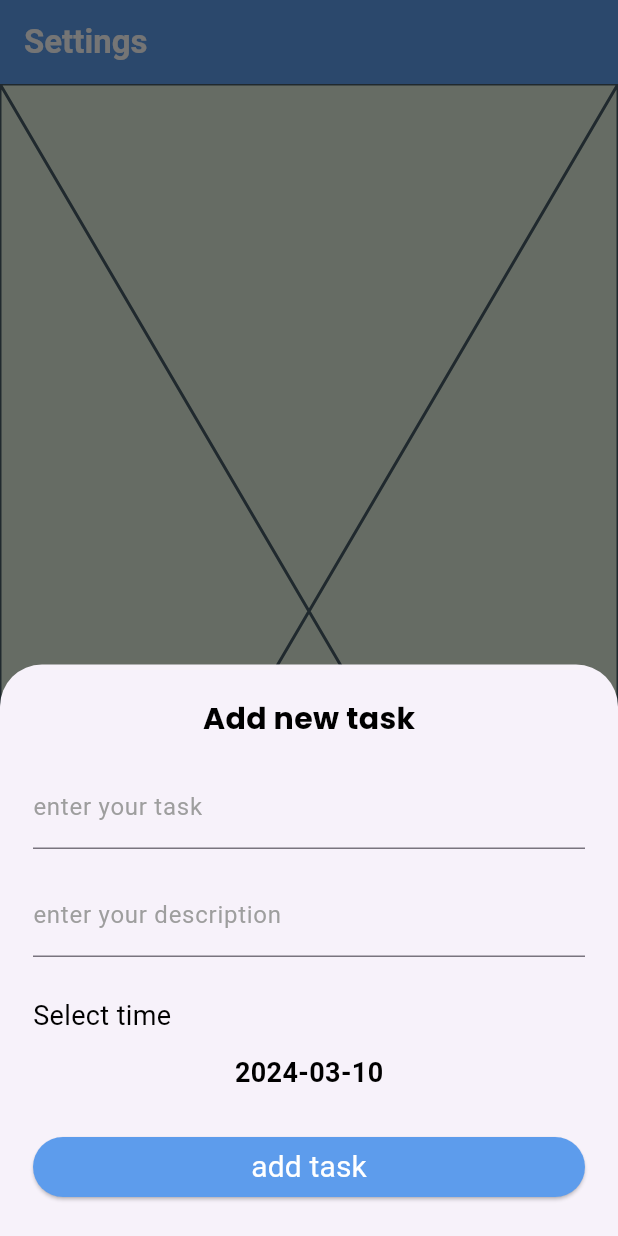
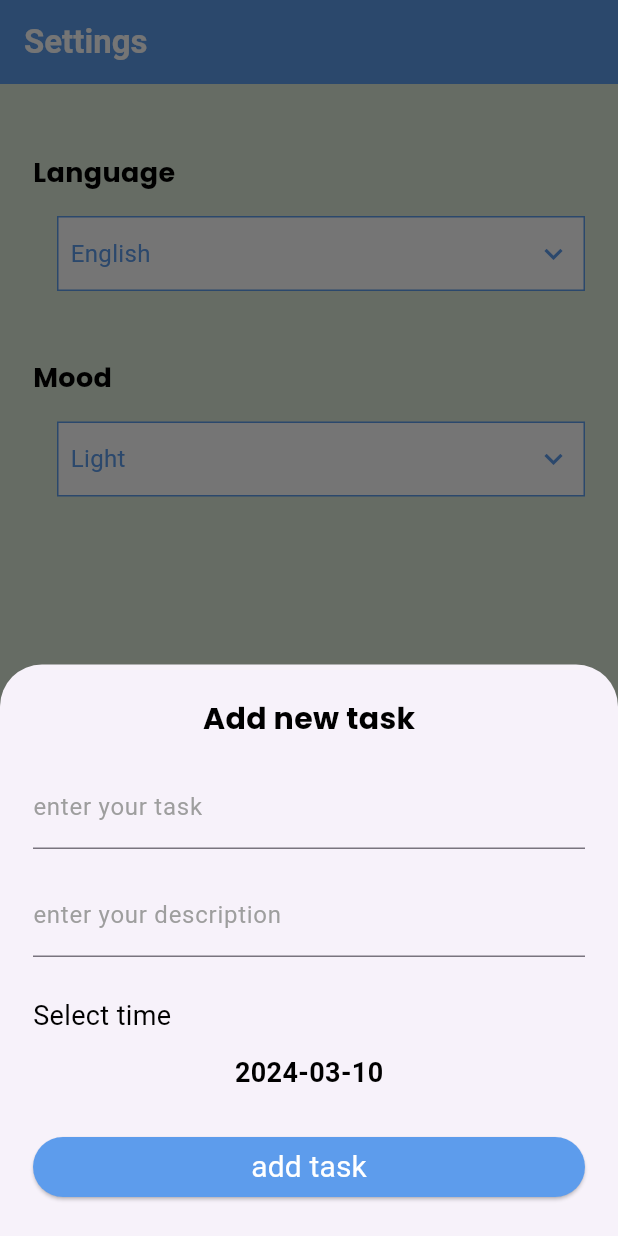
Before and after one commit to mina-saad68/todo_fluttrer, a Flutter app: the screen it shows after launch, item 2 of the bottom bar chosen, after a tap on the "add" icon, on a phone screen of 412 x 824 dp. Run offline on Flutter 3.47's test engine with Material 3 defaults, Android fonts, the phone set to English and light mode, and no system bars; our stand-ins replace date_picker_timeline, flutter_slidable, google_fonts.

Commit message:
settings tab created

```diff
--- a/lib/main.dart
+++ b/lib/main.dart
@@ -1,8 +1,8 @@
 import 'package:flutter/material.dart';
 import 'package:todo_app_flutter/ui/home/home_screen.dart';
-import 'package:todo_app_flutter/ui/settings_tab/settings_tab.dart';
+import 'package:todo_app_flutter/ui/settings/settings_tab.dart';
 import 'package:todo_app_flutter/ui/splash/splash.dart';
-import 'package:todo_app_flutter/ui/todo_list_tab/todo_tab.dart';
+import 'package:todo_app_flutter/ui/todo_list/todo_tab.dart';
 
 void main (){
   runApp(MyApp());
@@ -41,7 +41,7 @@ class MyApp extends StatelessWidget{
         SplashScreen.routeName : (context) => SplashScreen(),
         HomeScreen.routeName : (context) => HomeScreen(),
         ToDoScreen.routeName : (context) => ToDoScreen(),
-        SettingScreen.routeName : (context) => SettingScreen(),
+        SettingsScreen.routeName : (context) => SettingsScreen(),
       },
     );
   }
--- a/lib/ui/home/home_screen.dart
+++ b/lib/ui/home/home_screen.dart
@@ -1,9 +1,9 @@
 import 'package:flutter/material.dart';
 
-import 'package:todo_app_flutter/ui/settings_tab/settings_tab.dart';
-import 'package:todo_app_flutter/ui/todo_list_tab/todo_tab.dart';
 
+import '../settings/settings_tab.dart';
 import '../sheets/add_task_sheet.dart';
+import '../todo_list/todo_tab.dart';
 
 class HomeScreen extends StatefulWidget {
   static const String routeName = 'Homescreen';
@@ -70,6 +70,6 @@ class _HomeScreenState extends State<HomeScreen> {
 
   List<Widget> tabs = [
     ToDoScreen(),
-    SettingScreen(),
+    SettingsScreen(),
   ];
 }
--- /dev/null
+++ b/lib/ui/settings/settings_tab.dart
@@ -0,0 +1,86 @@
+import 'package:flutter/material.dart';
+import 'package:google_fonts/google_fonts.dart';
+
+class SettingsScreen extends StatelessWidget {
+  static const String routeName = 'SettingsScreen';
+
+  const SettingsScreen({super.key});
+
+  @override
+  Widget build(BuildContext context) {
+    return Container(
+      padding: EdgeInsets.symmetric(vertical: 46, horizontal: 22),
+      child: Column(
+        crossAxisAlignment: CrossAxisAlignment.start,
+        children: [
+          Text(
+            'Language',
+            style: GoogleFonts.poppins(
+              textStyle: TextStyle(
+                  color: Colors.black,
+                  fontSize: 18,
+                  fontWeight: FontWeight.w700),
+            ),
+          ),
+          SizedBox(
+            height: 16,
+          ),
+          Container(
+            margin: EdgeInsets.only(left: 16),
+            padding: EdgeInsets.symmetric(horizontal: 8),
+            height: 50,
+            decoration: BoxDecoration(
+                color: Colors.white,
+                border: Border.all(color: Color(0xFF5D9CEC),width: 1)
+            ),
+            child: Row(
+              mainAxisAlignment: MainAxisAlignment.spaceBetween,
+              children: [
+                Text('English',style: TextStyle(fontSize: 16,color: Color(0xff5D9CEC)),),
+                InkWell(
+                    onTap: () {
+                      showModalBottomSheet(context: context, builder: (context) {
+                        return Container();
+                      },);
+                    },
+
+                    child: Icon(Icons.keyboard_arrow_down,color: Color(0xFF5D9CEC),))
+              ],
+            ),
+          ),
+          SizedBox(
+            height: 45,
+          ),
+          Text(
+            'Mood',
+            style: GoogleFonts.poppins(
+              textStyle: TextStyle(
+                  color: Colors.black,
+                  fontSize: 18,
+                  fontWeight: FontWeight.w700),
+            ),
+          ),
+          SizedBox(
+            height: 16,
+          ),
+          Container(
+            margin: EdgeInsets.only(left: 16),
+            padding: EdgeInsets.symmetric(horizontal: 8),
+            height: 50,
+            decoration: BoxDecoration(
+                color: Colors.white,
+                border: Border.all(color: Color(0xFF5D9CEC),width: 1)
+            ),
+            child: Row(
+              mainAxisAlignment: MainAxisAlignment.spaceBetween,
+              children: [
+                Text('Light',style: TextStyle(fontSize: 16,color: Color(0xff5D9CEC)),),
+                Icon(Icons.keyboard_arrow_down,color: Color(0xFF5D9CEC),)
+              ],
+            ),
+          ),
+        ],
+      ),
+    );
+  }
+}
--- a/lib/ui/settings_tab/settings_tab.dart
+++ /dev/null
@@ -1,11 +0,0 @@
-import 'package:flutter/material.dart';
-
-class SettingScreen extends StatelessWidget {
-  static const String routeName = 'settings';
-  const SettingScreen({super.key});
-
-  @override
-  Widget build(BuildContext context) {
-    return const Placeholder();
-  }
-}
--- /dev/null
+++ b/lib/ui/todo_list/task_item.dart
@@ -0,0 +1,109 @@
+import 'package:flutter/material.dart';
+import 'package:flutter_slidable/flutter_slidable.dart';
+import 'package:google_fonts/google_fonts.dart';
+
+import 'edit_task.dart';
+
+class TaskItem extends StatelessWidget {
+  static const String routeName = 'taskItem';
+
+  const TaskItem({super.key});
+
+  @override
+  Widget build(BuildContext context) {
+    return InkWell(
+      onTap: () {
+
+        Navigator.of(context).pushNamed(EditTask.routeName);
+
+      },
+      child: Container(
+        margin: EdgeInsets.symmetric(horizontal: 16),
+        padding: EdgeInsets.only(right: 16),
+        decoration: BoxDecoration(
+          color: Colors.white,
+          borderRadius: BorderRadius.circular(18),
+        ),
+        child: Slidable(
+          startActionPane:
+              ActionPane(
+
+
+                  extentRatio: 0.5, motion: DrawerMotion(), children: [
+            SlidableAction(
+              onPressed: (context) {},
+              label: 'Delete',
+              backgroundColor: Colors.red,
+              icon: Icons.delete,
+              borderRadius: BorderRadius.only(bottomLeft: Radius.circular(18),topLeft: Radius.circular(18)),
+            ),
+            SlidableAction(
+              onPressed: (context) {},
+              label: 'Edit',
+              backgroundColor: Color(0xff5D9CEC),
+              icon: Icons.edit,
+            ),
+          ]),
+          child: Row(
+            children: [
+              SizedBox(
+                width: 12,
+              ),
+              Container(
+                margin: EdgeInsets.symmetric(vertical: 16),
+                height: 75,
+                width: 3,
+                decoration: BoxDecoration(
+                  color: Color(0xff5D9CEC),
+                  borderRadius: BorderRadius.circular(12),
+                ),
+              ),
+              SizedBox(
+                width: 18,
+              ),
+              Column(
+                crossAxisAlignment: CrossAxisAlignment.start,
+                mainAxisAlignment: MainAxisAlignment.center,
+                children: [
+                  Text(
+                    'This Is Title',
+                    style: GoogleFonts.poppins(
+                      textStyle: TextStyle(
+                          color: Color(0xff5D9CEC),
+                          fontSize: 18,
+                          fontWeight: FontWeight.w700),
+                    ),
+                  ),
+                  SizedBox(
+                    height: 8,
+                  ),
+                  Text(
+                    'This Is Description',
+                    style: GoogleFonts.poppins(
+                      textStyle: TextStyle(
+                          color: Color(0xff5D9CEC),
+                          fontSize: 16,
+                          fontWeight: FontWeight.w600),
+                    ),
+                  ),
+                ],
+              ),
+              Spacer(),
+              Container(
+                padding: EdgeInsets.symmetric(vertical: 2, horizontal: 12),
+                decoration: BoxDecoration(
+                    color: Color(0xff5D9CEC),
+                    borderRadius: BorderRadius.circular(12)),
+                child: Icon(
+                  Icons.check,
+                  color: Colors.white,
+                  size: 28,
+                ),
+              )
+            ],
+          ),
+        ),
+      ),
+    );
+  }
+}
--- /dev/null
+++ b/lib/ui/todo_list/todo_tab.dart
@@ -0,0 +1,61 @@
+import 'package:date_picker_timeline/date_picker_timeline.dart';
+import 'package:flutter/material.dart';
+import 'package:todo_app_flutter/ui/todo_list/task_item.dart';
+
+class ToDoScreen extends StatelessWidget {
+  static const String routeName = 'ToDoScreen';
+  const ToDoScreen({super.key});
+
+  @override
+  Widget build(BuildContext context) {
+    return Column(
+      children: [
+        SizedBox(
+          height: 10,
+          child: Container(
+            color: Color(0xff5D9CEC),
+          ),
+        ),
+        Stack(
+          children: [
+            Container(
+              height: 40,
+              decoration:BoxDecoration(
+                color: Color(0xff5D9CEC),
+
+              ),
+            ),
+            DatePicker(
+              height: 82,
+              DateTime.now(),
+              initialSelectedDate: DateTime.now(),
+              selectionColor: Color(0xff5D9CEC),
+              selectedTextColor: Color(0xff5D9CEC),
+              daysCount: 365,
+              onDateChange: (date) {
+
+              },
+            ),
+
+          ],
+        ),
+        SizedBox(
+          height: 22,
+
+        ),
+
+        Expanded(
+          child: ListView.separated(itemBuilder: (context, index) {
+            return TaskItem();
+          },itemCount: 9,
+            separatorBuilder: (BuildContext context, int index) {
+              return SizedBox(
+                height: 18,
+              );
+            },),
+        )
+
+      ],
+    );;
+  }
+}
--- a/lib/ui/todo_list_tab/todo_tab.dart
+++ /dev/null
@@ -1,11 +0,0 @@
-import 'package:flutter/material.dart';
-
-class ToDoScreen extends StatelessWidget {
-  static const String routeName = 'ToDoScreen';
-  const ToDoScreen({super.key});
-
-  @override
-  Widget build(BuildContext context) {
-    return const Placeholder();
-  }
-}
--- a/pubspec.yaml
+++ b/pubspec.yaml
@@ -36,6 +36,10 @@ dependencies:
   # Use with the CupertinoIcons class for iOS style icons.
   cupertino_icons: ^1.0.6
   google_fonts: ^6.2.0
+  flutter_slidable: ^3.0.1
+  date_picker_timeline: ^1.2.5
+
+
 
 dev_dependencies:
   flutter_test:
```
Also changed, not shown: lib/ui/todo_list/edit_task.dart (added, +172 -0 lines), pubspec.lock.
